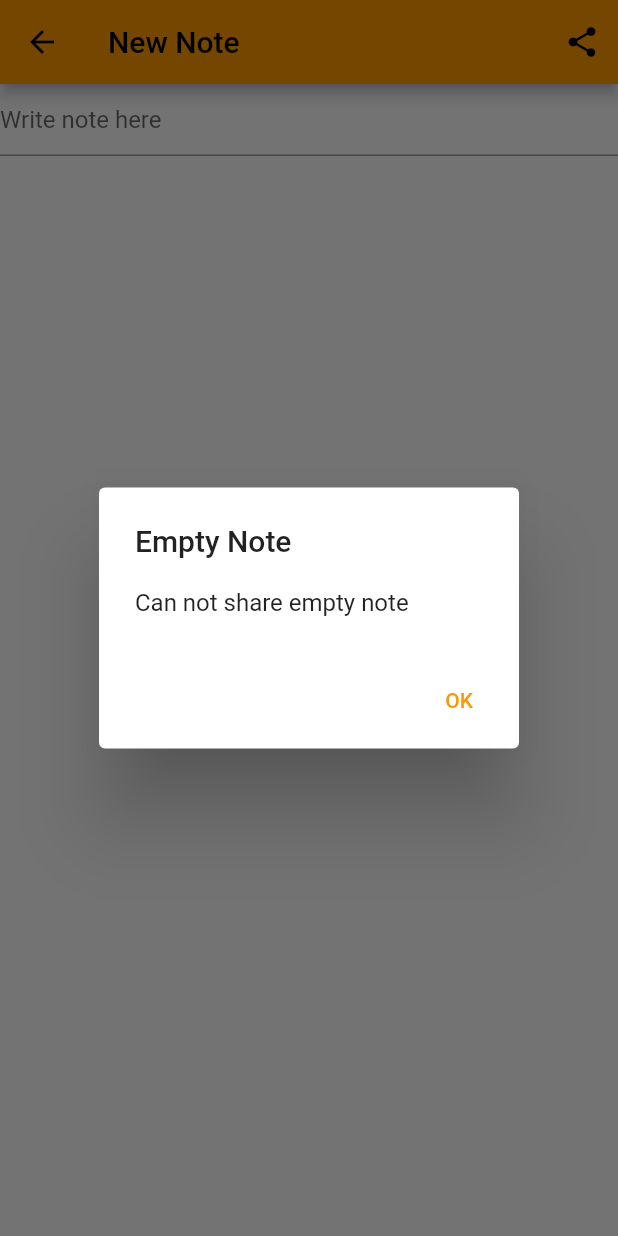
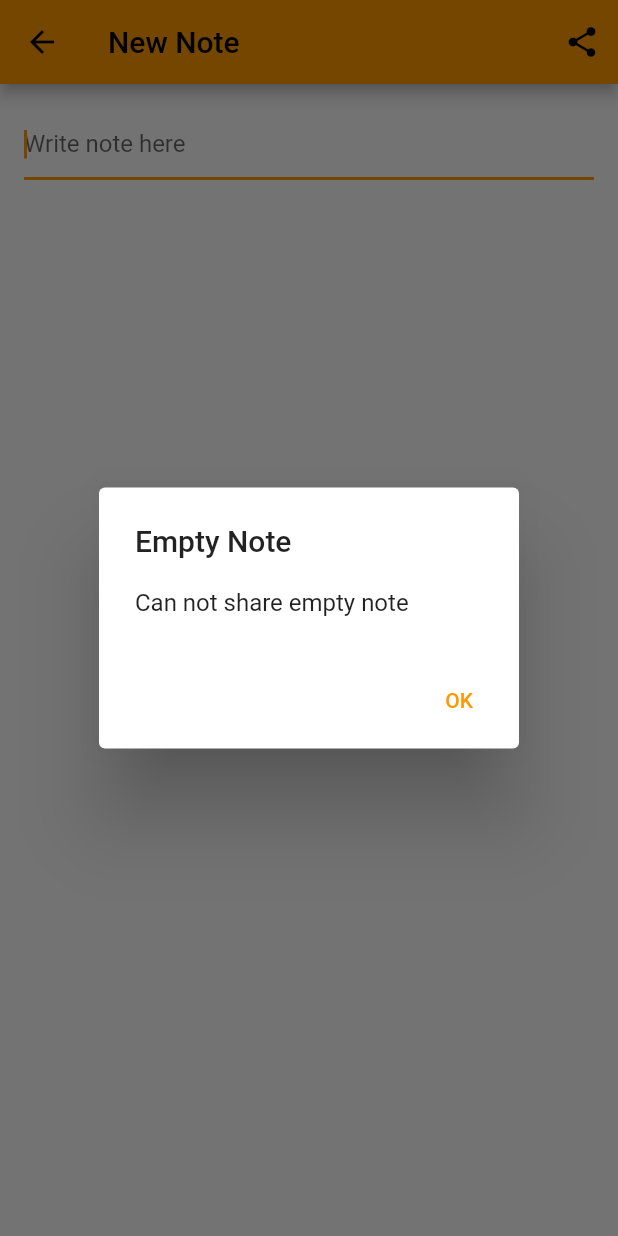
Before and after one commit to rishabh-gurbani/notes_app, a Flutter app: the CreateUpdateNoteView screen opened by its route, after a tap on the "share" icon, on a phone screen of 412 x 824 dp. Run offline on Flutter 3.47's test engine with Material 2 defaults, Android fonts, the light colour scheme and no system bars; our stand-ins replace cloud_firestore, equatable, firebase_auth, firebase_core, flutter_bloc, share_plus and 1 more; accounts and stored records are empty.

Commit message:
minor fixes

```diff
--- a/lib/views/notes/create_update_note_view.dart
+++ b/lib/views/notes/create_update_note_view.dart
@@ -103,13 +103,16 @@
           )
         ],
       ),
-      body: FutureBuilder(
+      body: Padding(
+        padding: const EdgeInsets.all(16.0),
+        child: FutureBuilder(
             future: createOrGetExistingNote(context),
             builder: (context, snapshot) {
               switch (snapshot.connectionState) {
                 case ConnectionState.done:
                   _setupTextControllerListener();
                   return TextField(
+                    autofocus: true,
                     controller: _textController,
                     keyboardType: TextInputType.multiline,
                     maxLines: null,
@@ -121,6 +124,7 @@
                   return const CircularProgressIndicator();
               }
             }),
+      ),
     );
   }
 }
```
Also changed, not shown: lib/services/cloud/firebase_cloud_storage.dart (+7 -3 lines). Lines whose indentation alone changed are shown as unchanged.
